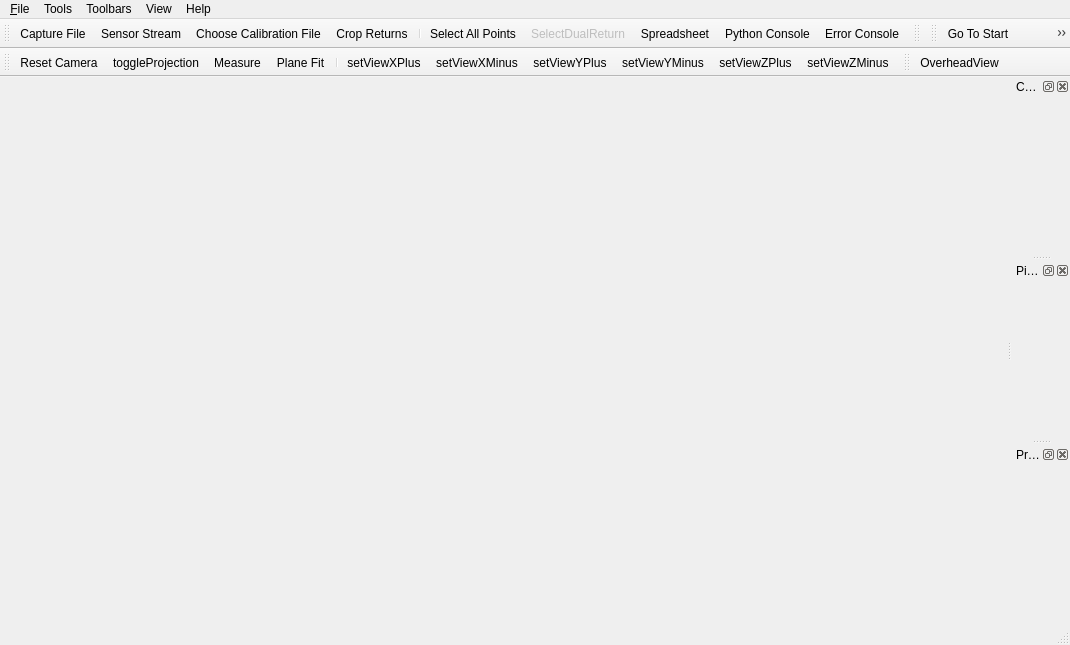
Above: vvMainWindow.ui from Kitware/VeloView before the change. Below: the same form after it.
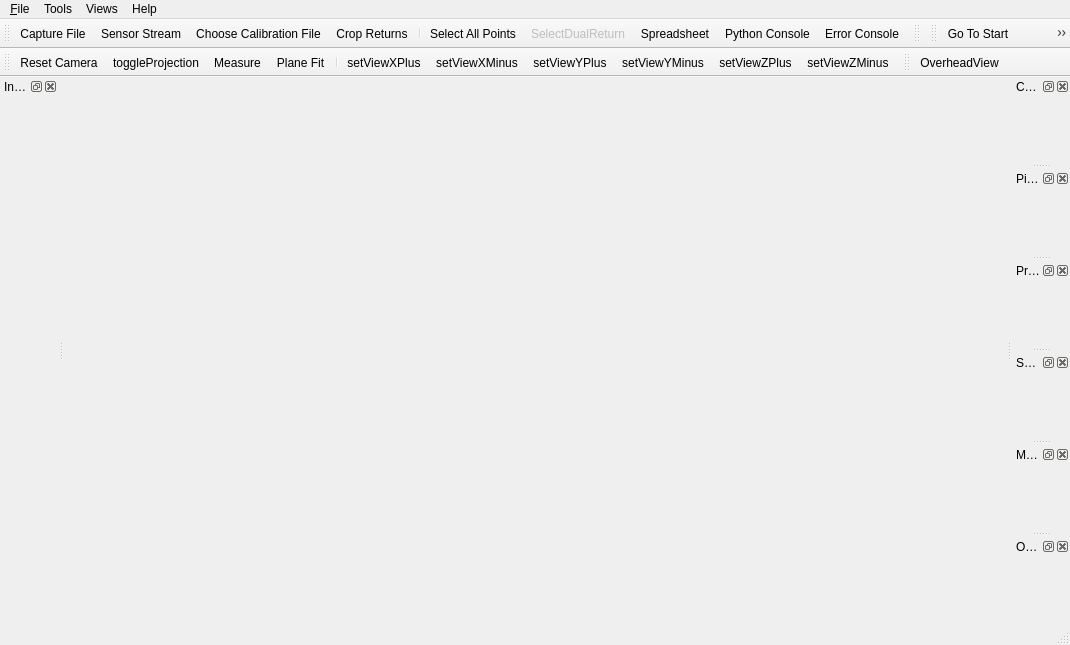
That is the form after the change. Icons and pictures are not drawn. Custom widgets are drawn as their Qt base class.

```diff
--- a/vvMainWindow.ui
+++ b/vvMainWindow.ui
@@ -145,27 +145,14 @@
     <addaction name="actionVeloViewDeveloperGuide"/>
     <addaction name="actionResetConfigurationFile"/>
    </widget>
-   <widget class="QMenu" name="menuToolbar">
+   <widget class="QMenu" name="menuViews">
     <property name="title">
-     <string>Toolbars</string>
+     <string>Views</string>
     </property>
-    <addaction name="actionBasic_Controls"/>
-    <addaction name="actionColor_Controls"/>
-    <addaction name="actionView_Controls"/>
-    <addaction name="actionPlayback_Controls"/>
-    <addaction name="actionGeolocation_Controls"/>
-   </widget>
-   <widget class="QMenu" name="menuView">
-    <property name="title">
-     <string>View</string>
-    </property>
-    <addaction name="actionShowPipelineBrowser"/>
-    <addaction name="actionShowPropertiesPanel"/>
    </widget>
    <addaction name="menu_File"/>
    <addaction name="menuTools"/>
-   <addaction name="menuToolbar"/>
-   <addaction name="menuView"/>
+   <addaction name="menuViews"/>
    <addaction name="menuHelp"/>
   </widget>
   <widget class="QStatusBar" name="statusbar"/>
@@ -284,7 +271,43 @@
    <attribute name="dockWidgetArea">
     <number>2</number>
    </attribute>
-   <widget class="pqPropertiesPanel" name="dockWidgetContents_2"/>
+   <widget class="pqPropertiesPanel" name="propertiesPanel"/>
+  </widget>
+  <widget class="QDockWidget" name="spreadSheetDock">
+   <property name="windowTitle">
+    <string>SpreadSheet</string>
+   </property>
+   <attribute name="dockWidgetArea">
+    <number>2</number>
+   </attribute>
+   <widget class="QWidget" name="spreadSheet"/>
+  </widget>
+  <widget class="QDockWidget" name="memoryInspectorDock">
+   <property name="windowTitle">
+    <string>Memory Inspector</string>
+   </property>
+   <attribute name="dockWidgetArea">
+    <number>2</number>
+   </attribute>
+   <widget class="pqMemoryInspectorPanel" name="memoryInspectorPanel"/>
+  </widget>
+  <widget class="QDockWidget" name="informationDock">
+   <property name="windowTitle">
+    <string>Information</string>
+   </property>
+   <attribute name="dockWidgetArea">
+    <number>1</number>
+   </attribute>
+   <widget class="pqProxyInformationWidget" name="proxyInformationWidget"/>
+  </widget>
+  <widget class="QDockWidget" name="overheadViewDock">
+   <property name="windowTitle">
+    <string>Overhead View</string>
+   </property>
+   <attribute name="dockWidgetArea">
+    <number>2</number>
+   </attribute>
+   <widget class="QWidget" name="overheadView"/>
   </widget>
   <action name="actionE_xit">
    <property name="text">
@@ -1166,6 +1189,18 @@
    <header>pqPropertiesPanel.h</header>
    <container>1</container>
   </customwidget>
+  <customwidget>
+   <class>pqProxyInformationWidget</class>
+   <extends>QWidget</extends>
+   <header>pqProxyInformationWidget.h</header>
+   <container>1</container>
+  </customwidget>
+  <customwidget>
+   <class>pqMemoryInspectorPanel</class>
+   <extends>QWidget</extends>
+   <header>pqMemoryInspectorPanel.h</header>
+   <container>1</container>
+  </customwidget>
  </customwidgets>
  <resources>
   <include location="vvResources.qrc"/>
```
Left out of the diff: 2 changed lines with no effect on the pictures.
